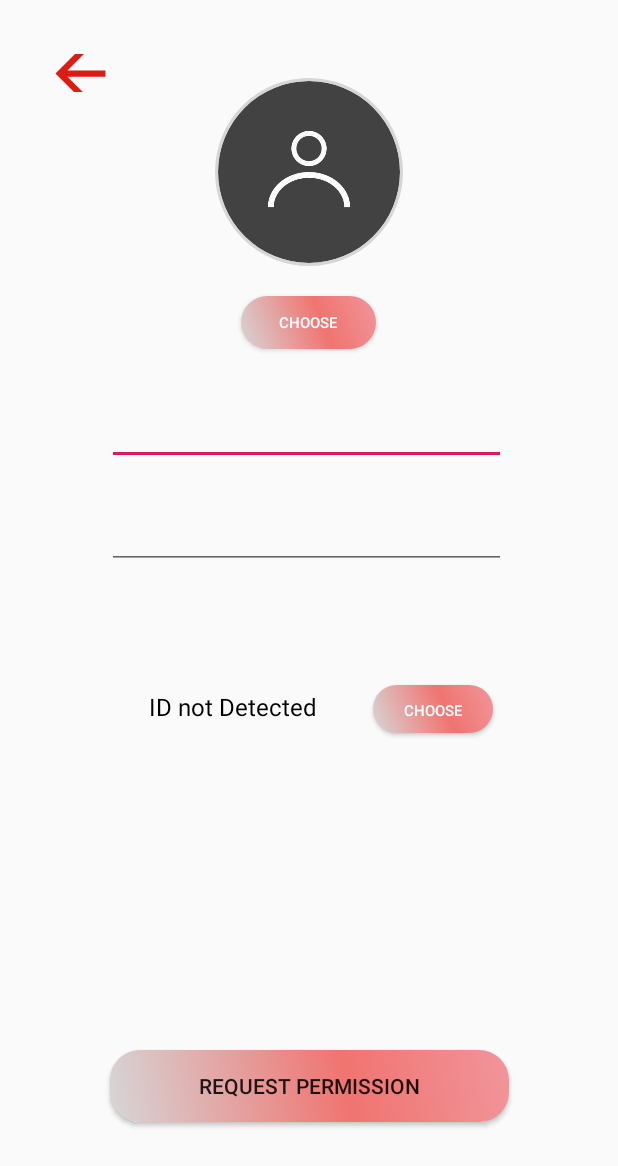
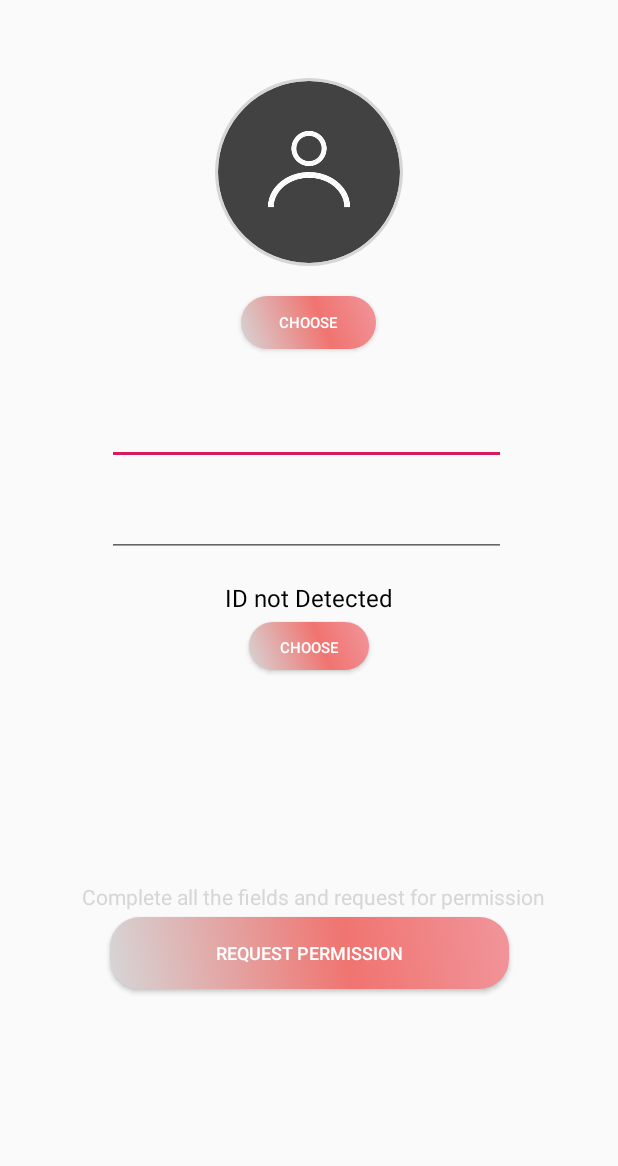
Before and after one commit to royantar0311/SUST-BUS-SERVICE, an Android app: the ProfileActivity screen opened directly, with no data from a screen before it, on a phone screen of 412 x 824 dp. Shown: the top 1166 px of the screen. Run offline under Robolectric (Android 15) with nearby library versions, the phone set to English and light mode, and no system bars; our stand-ins replace CircleImageView, Firebase (no records; nobody signed in at launch, a user with empty details on screens opened directly); libraries missing offline, so code that uses them is left out: studio.carbonylgroup.textfieldboxes; plain views replace ExtendedEditText, TextFieldBoxes; network calls fail; pictures from the network do not load; Roboto replaces fonts that are not available here; 4 statements that could not run were skipped.

Commit message:
permitted contains both students and drivers permission status

```diff
--- a/app/src/main/java/com/sustbus/driver/ProfileActivity.java
+++ b/app/src/main/java/com/sustbus/driver/ProfileActivity.java
@@ -11,6 +11,7 @@ import android.util.Log;
 import android.view.View;
 import android.widget.Button;
 import android.widget.EditText;
+import android.widget.ImageButton;
 import android.widget.TextView;
 import android.widget.Toast;
 
@@ -33,7 +34,6 @@ import java.io.ByteArrayOutputStream;
 import java.io.IOException;
 
 import de.hdodenhof.circleimageview.CircleImageView;
-import io.opencensus.stats.Measure;
 import studio.carbonylgroup.textfieldboxes.SimpleTextChangedWatcher;
 import studio.carbonylgroup.textfieldboxes.TextFieldBoxes;
 
@@ -44,8 +44,9 @@ public class ProfileActivity extends AppCompatActivity implements View.OnClickLi
 
     private UserInfo userInfo;
     private Button updateProfileBtn;
-    private Button dpChooserBtn;
     private Button idChooserBtn;
+    private TextView profileHelperTv;
+    private ImageButton backBtn;
     private EditText userNameEt;
     private EditText regiNoEt;
     private TextView idAvailibilityTv;
@@ -71,10 +72,10 @@ public class ProfileActivity extends AppCompatActivity implements View.OnClickLi
         regiNoTf = findViewById(R.id.profile_regino_tf);
         userNameEt = findViewById(R.id.profile_username_et);
         regiNoEt = findViewById(R.id.profile_regino_et);
-        dpChooserBtn = findViewById(R.id.dp_chooser_button);
         dpEv = findViewById(R.id.profile_user_image_ev);
         idChooserBtn = findViewById(R.id.profile_id_chooser_btn);
         idAvailibilityTv = findViewById(R.id.profile_id_availability);
+        profileHelperTv = findViewById(R.id.profile_helper_tv);
 
         userInfo = UserInfo.getInstance();
         db = FirebaseFirestore.getInstance()
@@ -98,7 +99,10 @@ public class ProfileActivity extends AppCompatActivity implements View.OnClickLi
             }
         });
 
+        backBtn = findViewById(R.id.profile_back_btn);
+
         updateProfileBtn.setOnClickListener(this);
+
 
         progressDialog = new ProgressDialog(this);
         loadImage();
@@ -156,7 +160,7 @@ public class ProfileActivity extends AppCompatActivity implements View.OnClickLi
             progressDialog.setCancelable(false);
             progressDialog.show();
             if (userNameOk && regiNoOk &&
-                    (idFilePath != null) == (userInfo.getIsStudentPermitted() == UserInfo.STUDENT_NOT_PERMITTED)) {
+                    (idFilePath != null) == (!userInfo.isProfileCompleted())) {
 
                 if (dpFilePath != null) {
                     Log.d(TAG, "onClick: filepath not null, file upload initializing");
@@ -183,12 +187,7 @@ public class ProfileActivity extends AppCompatActivity implements View.OnClickLi
     }
 
     private void updateRestOfTheData() {
-        if (userInfo.getIsStudentPermitted() == UserInfo.STUDENT_NOT_PERMITTED) {
-            Log.d(TAG, "onClick: update_profile_button -> asking for permission");
-            userInfo.setIsStudentPermitted(UserInfo.PERMISSION_PENDING);
-        } else {
-            Log.d(TAG, "onClick: update_profile_button -> updating profile");
-        }
+
         userInfo.setUserName(userName);
         userInfo.setRegiNo(regiNo);
         Log.d(TAG, userInfo.toString());
@@ -198,9 +197,10 @@ public class ProfileActivity extends AppCompatActivity implements View.OnClickLi
                     public void onSuccess(Void aVoid) {
                         Log.d(TAG, "onSuccess: " + "profile updated");
                         progressDialog.hide();
-                        if (userInfo.getIsStudentPermitted() == UserInfo.PERMISSION_PENDING) {
+                        if (!userInfo.isProfileCompleted()) {
                             permissionPending();
-                        } else if (userInfo.getIsStudentPermitted() == UserInfo.STUDENT_PERMITTED) {
+                            userInfo.setProfileCompleted(true);
+                        } else if (userInfo.isPermitted()) {
                             permitted();
                         }
                         Toast.makeText(ProfileActivity.this, "Profile Updated Successfully", Toast.LENGTH_SHORT).show();
@@ -231,14 +231,16 @@ public class ProfileActivity extends AppCompatActivity implements View.OnClickLi
     @Override
     protected void onStart() {
         super.onStart();
-        if (userInfo.getIsStudentPermitted() == UserInfo.STUDENT_NOT_PERMITTED) {
+        backBtn.setVisibility(View.GONE);
+        if (!userInfo.isPermitted() && !userInfo.isProfileCompleted()) {
             updateProfileBtn.setEnabled(true);
+            profileHelperTv.setText("Complete all the fields and request for permission");
             updateProfileBtn.setText("Request Permission");
             updateProfileBtn.setBackground(ContextCompat.getDrawable(ProfileActivity.this, R.drawable.custom_button));
 
-        } else if (userInfo.getIsStudentPermitted() == UserInfo.PERMISSION_PENDING) {
+        } else if (!userInfo.isPermitted() && userInfo.isProfileCompleted()) {
             permissionPending();
-        } else if (userInfo.getIsStudentPermitted() == UserInfo.STUDENT_PERMITTED) {
+        } else if (userInfo.isPermitted()) {
             permitted();
         }
         userName = userInfo.getUserName();
@@ -252,12 +254,15 @@ public class ProfileActivity extends AppCompatActivity implements View.OnClickLi
         updateProfileBtn.setText("Update Profile");
         idAvailibilityTv.setText("ID Confirmed");
         idChooserBtn.setVisibility(View.GONE);
+        profileHelperTv.setVisibility(View.GONE);
+        backBtn.setVisibility(View.VISIBLE);
         updateProfileBtn.setBackground(ContextCompat.getDrawable(ProfileActivity.this, R.drawable.custom_button));
     }
 
     private void permissionPending() {
         updateProfileBtn.setEnabled(false);
         idChooserBtn.setVisibility(View.GONE);
+        profileHelperTv.setText("Please wait, this may take upto 48 hours");
         idAvailibilityTv.setText(" ID will be checked manually");
         updateProfileBtn.setText("your request is being proceed...");
         updateProfileBtn.setBackground(ContextCompat.getDrawable(ProfileActivity.this, R.drawable.custom_button));
--- a/app/src/main/java/com/sustbus/driver/adminPanel/CustomQueryFragment.java
+++ b/app/src/main/java/com/sustbus/driver/adminPanel/CustomQueryFragment.java
@@ -83,7 +83,8 @@ public class CustomQueryFragment extends Fragment implements CustomQueryRecycler
                 .whereGreaterThanOrEqualTo("regiNo",from)
                 .whereLessThanOrEqualTo("regiNo",to)
                 .whereEqualTo("driver",driver)
-                .whereEqualTo("isStudentPermitted",permission?1:0);
+                .whereEqualTo("isPermitted",permission)
+                .whereEqualTo("profileCompleted",true);
         FirestoreRecyclerOptions<UserInfo> options = new FirestoreRecyclerOptions.Builder<UserInfo>()
                 .setQuery(query,UserInfo.class)
                 .build();
--- a/app/src/main/java/com/sustbus/driver/adminPanel/CustomQueryRecyclerAdapter.java
+++ b/app/src/main/java/com/sustbus/driver/adminPanel/CustomQueryRecyclerAdapter.java
@@ -30,8 +30,8 @@ public class CustomQueryRecyclerAdapter extends FirestoreRecyclerAdapter<UserInf
     protected void onBindViewHolder(@NonNull CustomQueryRecyclerViewHolder holder, int position, @NonNull UserInfo userInfo) {
         Log.d(TAG, "onBindViewHolder: ");
         holder.regino.setText(userInfo.getRegiNo());
-        holder.username.setText(userInfo.getUserName());
-        holder.aSwitch.setChecked(userInfo.getIsStudentPermitted()==1?true:false);
+        holder.username.setText("#" + userInfo.getUserName());
+        holder.aSwitch.setChecked(userInfo.isPermitted());
     }
 
     @NonNull
--- a/app/src/main/java/com/sustbus/driver/adminPanel/DriversListFragment.java
+++ b/app/src/main/java/com/sustbus/driver/adminPanel/DriversListFragment.java
@@ -43,9 +43,9 @@ public class DriversListFragment extends Fragment implements DriversRecyclerAdap
 
     private void initRecyclerView(FirebaseUser currentUser) {
         Query query = FirebaseFirestore.getInstance()
-
                 .collection("users")
-                .whereEqualTo("driver",true);
+                .whereEqualTo("driver",true)
+                .whereEqualTo("profileCompleted",true);
         FirestoreRecyclerOptions<UserInfo> options = new FirestoreRecyclerOptions.Builder<UserInfo>()
                 .setQuery(query,UserInfo.class)
                 .build();
--- a/app/src/main/java/com/sustbus/driver/adminPanel/DriversRecyclerAdapter.java
+++ b/app/src/main/java/com/sustbus/driver/adminPanel/DriversRecyclerAdapter.java
@@ -39,7 +39,7 @@ public class DriversRecyclerAdapter extends FirestoreRecyclerAdapter<UserInfo, D
         Log.d(TAG, "onBindViewHolder: ");
         holder.username.setText(userInfo.getUserName());
         holder.regino.setText("#" + userInfo.getRegiNo());
-        holder.aSwitch.setChecked((userInfo.getIsStudentPermitted()!=1)?false:true);
+        holder.aSwitch.setChecked(userInfo.isPermitted());
     }
 
 
--- a/app/src/main/java/com/sustbus/driver/adminPanel/StudentsListFragment.java
+++ b/app/src/main/java/com/sustbus/driver/adminPanel/StudentsListFragment.java
@@ -45,7 +45,8 @@ public class StudentsListFragment extends Fragment implements StudentsRecyclerAd
     private void initRecyclerView(FirebaseUser currentUser) {
         Query query = FirebaseFirestore.getInstance()
                 .collection("users")
-                .whereEqualTo("driver",false);
+                .whereEqualTo("driver",false)
+                .whereEqualTo("profileCompleted",true);;
         FirestoreRecyclerOptions<UserInfo> options = new FirestoreRecyclerOptions.Builder<UserInfo>()
                 .setQuery(query,UserInfo.class)
                 .build();
--- a/app/src/main/java/com/sustbus/driver/adminPanel/StudentsRecyclerAdapter.java
+++ b/app/src/main/java/com/sustbus/driver/adminPanel/StudentsRecyclerAdapter.java
@@ -4,8 +4,6 @@ import android.util.Log;
 import android.view.LayoutInflater;
 import android.view.View;
 import android.view.ViewGroup;
-import android.widget.Button;
-import android.widget.CheckBox;
 import android.widget.CompoundButton;
 import android.widget.Switch;
 import android.widget.TextView;
@@ -40,7 +38,7 @@ public class StudentsRecyclerAdapter extends FirestoreRecyclerAdapter<UserInfo,S
     protected void onBindViewHolder(@NonNull StudentsViewHolder holder, int position, @NonNull UserInfo userInfo) {
         holder.username.setText(userInfo.getUserName());
         holder.regino.setText("#" + userInfo.getRegiNo());
-        holder.aSwitch.setChecked((userInfo.getIsStudentPermitted()!=1)?false:true);
+        holder.aSwitch.setChecked(userInfo.isPermitted());
     }
 
 
--- a/app/src/main/res/layout/activity_profile_v2.xml
+++ b/app/src/main/res/layout/activity_profile_v2.xml
@@ -51,7 +51,7 @@
         android:id="@+id/profile_regino_tf"
         android:layout_width="266dp"
         android:layout_height="wrap_content"
-        android:layout_marginTop="24dp"
+        android:layout_marginTop="16dp"
         android:elevation="2dp"
         app:errorColor="@color/A400red"
         app:hasClearButton="true"
@@ -97,13 +97,13 @@
         app:layout_constraintTop_toBottomOf="@+id/profile_user_image_ev" />
 
     <ImageButton
-        android:id="@+id/imageButton"
+        android:id="@+id/profile_back_btn"
         android:layout_width="35dp"
         android:layout_height="25dp"
         android:layout_marginStart="36dp"
         android:layout_marginTop="36dp"
+        android:background="@drawable/transparent_button"
         android:onClick="backButtonPressed"
-        android:background="@drawable/transparent_button"
         app:layout_constraintStart_toStartOf="parent"
         app:layout_constraintTop_toTopOf="parent"
         app:srcCompat="@drawable/ic_arrow_back_red_50dp" />
@@ -111,44 +111,53 @@
 
     <TextView
         android:id="@+id/profile_id_availability"
-        android:layout_width="149dp"
-        android:layout_height="25dp"
+        android:layout_width="wrap_content"
+        android:layout_height="19dp"
+        android:layout_marginTop="16dp"
         android:text="ID not Detected"
         android:textColor="#000000"
         android:textSize="16sp"
-        app:layout_constraintBaseline_toBaselineOf="@+id/profile_id_chooser_btn"
-        app:layout_constraintEnd_toStartOf="@+id/profile_id_chooser_btn"
-        app:layout_constraintHorizontal_bias="1.0"
-        app:layout_constraintStart_toStartOf="@+id/profile_regino_tf" />
+        app:layout_constraintEnd_toEndOf="parent"
+        app:layout_constraintStart_toStartOf="parent"
+        app:layout_constraintTop_toBottomOf="@+id/profile_regino_tf" />
 
     <Button
         android:id="@+id/update_profile_btn"
         android:layout_width="266dp"
         android:layout_height="wrap_content"
-        android:layout_marginBottom="76dp"
         android:background="@drawable/custom_button"
         android:text="Request Permission"
+        android:textColor="#FFFFFF"
+        android:textSize="12sp"
         app:layout_constraintBottom_toBottomOf="parent"
         app:layout_constraintEnd_toEndOf="parent"
-        app:layout_constraintHorizontal_bias="0.5"
-        app:layout_constraintStart_toStartOf="parent" />
+        app:layout_constraintStart_toStartOf="parent"
+        app:layout_constraintTop_toBottomOf="@+id/profile_id_chooser_btn" />
 
     <Button
         android:id="@+id/profile_id_chooser_btn"
         android:layout_width="80dp"
         android:layout_height="32dp"
-        android:layout_marginTop="12dp"
-        android:layout_marginBottom="60dp"
+        android:layout_marginTop="8dp"
         android:background="@drawable/custom_button"
+        android:onClick="idChooserButtonPressed"
         android:text="choose"
         android:textColor="#FFFFFF"
-        android:onClick="idChooserButtonPressed"
         android:textSize="10sp"
+        app:layout_constraintEnd_toEndOf="parent"
+        app:layout_constraintStart_toStartOf="parent"
+        app:layout_constraintTop_toBottomOf="@+id/profile_id_availability" />
+
+    <TextView
+        android:id="@+id/profile_helper_tv"
+        android:layout_width="wrap_content"
+        android:layout_height="wrap_content"
+        android:layout_marginBottom="4dp"
+        android:text="TextView"
+        android:textColor="@color/A400red"
         app:layout_constraintBottom_toTopOf="@+id/update_profile_btn"
         app:layout_constraintEnd_toEndOf="parent"
-        app:layout_constraintHorizontal_bias="0.749"
-        app:layout_constraintStart_toStartOf="parent"
-        app:layout_constraintTop_toBottomOf="@+id/profile_regino_tf"
-        app:layout_constraintVertical_bias="0.3" />
+        app:layout_constraintHorizontal_bias="0.529"
+        app:layout_constraintStart_toStartOf="parent" />
 
 </androidx.constraintlayout.widget.ConstraintLayout>
```
Also changed, not shown: app/build.gradle (+7 -4 lines), app/src/main/AndroidManifest.xml (+7 -5 lines), app/src/main/java/com/sustbus/driver/HomeActivity.java (+9 -2 lines), app/src/main/java/com/sustbus/driver/MainActivity.java (+3 -8 lines), app/src/main/java/com/sustbus/driver/util/UserInfo.java (+43 -41 lines), app/src/main/res/layout/activity_main.xml (+14 -3 lines).
